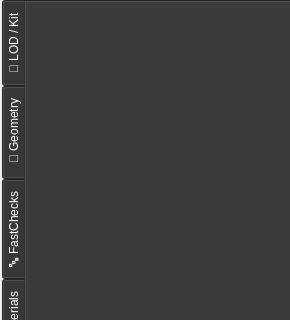
Above: majestic_main.ui from horukomesu/3dsMaxToolbarPython before the change; both pictures show x 0 to 290 and y 0 to 320 of the 290 by 467 pixel window. Below: the same form after it.
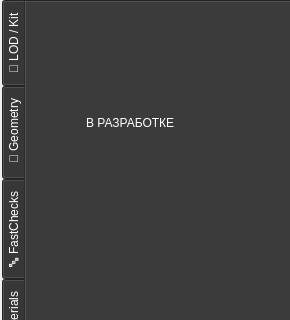
That is the form after the change. The open tabs and pages were chosen to show the change.

Commit message: added todo list

Patch:
```diff
--- a/majestic_main.ui
+++ b/majestic_main.ui
@@ -856,6 +856,19 @@
      <attribute name="title">
       <string>🛠 Utilities</string>
      </attribute>
+     <widget class="QLabel" name="label_6">
+      <property name="geometry">
+       <rect>
+        <x>60</x>
+        <y>70</y>
+        <width>151</width>
+        <height>101</height>
+       </rect>
+      </property>
+      <property name="text">
+       <string>В РАЗРАБОТКЕ</string>
+      </property>
+     </widget>
     </widget>
    </widget>
   </widget>
```
Left out of the diff: 41 changed lines with no effect on the pictures.
